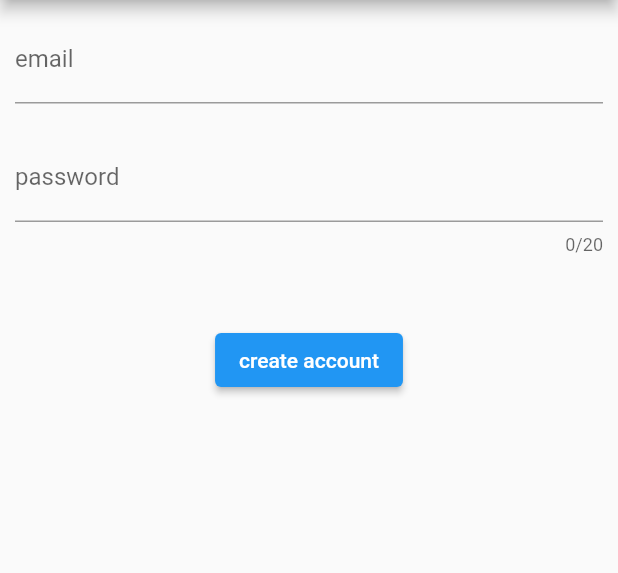
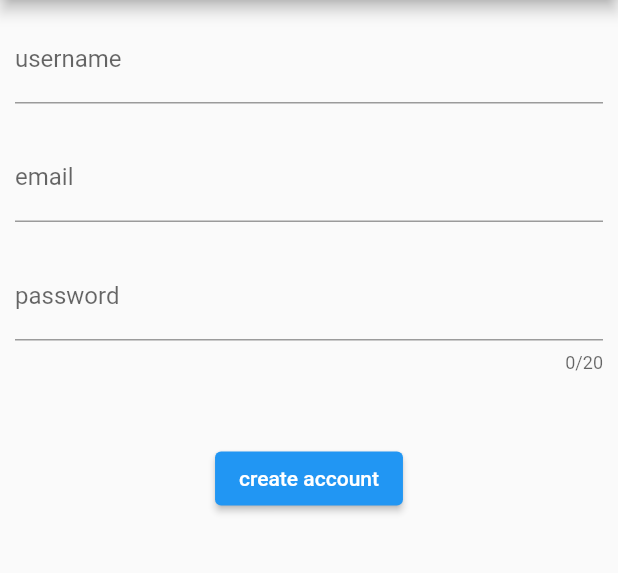
Before and after one commit to kf53495/flash64_native, a Flutter app: the Registration screen opened directly, on a phone screen of 412 x 824 dp, the part 84-657 px from its top. Run offline on Flutter 3.47's test engine with Material 2 defaults, Android fonts, the phone set to English and light mode, and no system bars; our stand-ins replace cloud_firestore, firebase_auth, firebase_core, flutter_hooks, hooks_riverpod; accounts and stored records are empty.

Commit message:
usernameをfirestoreに保存できるように設定

```diff
--- a/lib/components/users/providers/user_input.dart
+++ b/lib/components/users/providers/user_input.dart
@@ -1,5 +1,6 @@
 import 'package:hooks_riverpod/hooks_riverpod.dart';
 
+final inputUsernameProvider = StateProvider.autoDispose<String>((ref) => '');
 final inputEmailProvider = StateProvider.autoDispose<String>((ref) => '');
 final inputPasswordProvider = StateProvider.autoDispose<String>((ref) => '');
 final errorMessageProvider = StateProvider.autoDispose<String>((ref) => '');
--- a/lib/components/users/registration.dart
+++ b/lib/components/users/registration.dart
@@ -13,6 +13,7 @@ class Registration extends ConsumerWidget {
   // final _auth = FirebaseAuth.instance;
   @override
   Widget build(BuildContext context, WidgetRef ref) {
+    String username = ref.watch(inputUsernameProvider);
     String email = ref.watch(inputEmailProvider);
     String password = ref.watch(inputPasswordProvider);
     String errorMessage = ref.watch(errorMessageProvider);
@@ -21,6 +22,15 @@ class Registration extends ConsumerWidget {
       body: Center(
         child: Column(
           children: [
+            Padding(
+              padding: const EdgeInsets.all(10),
+              child: TextField(
+                decoration: const InputDecoration(labelText: 'username'),
+                onChanged: (String value) {
+                  ref.read(inputUsernameProvider.notifier).state = value;
+                },
+              ),
+            ),
             Padding(
               padding: const EdgeInsets.all(10),
               child: TextField(
@@ -60,7 +70,7 @@ class Registration extends ConsumerWidget {
                         .collection('users')
                         .doc()
                         .set({
-                      'username': 'test',
+                      'username': username,
                       'email': email,
                       'password': password
                     });
```
